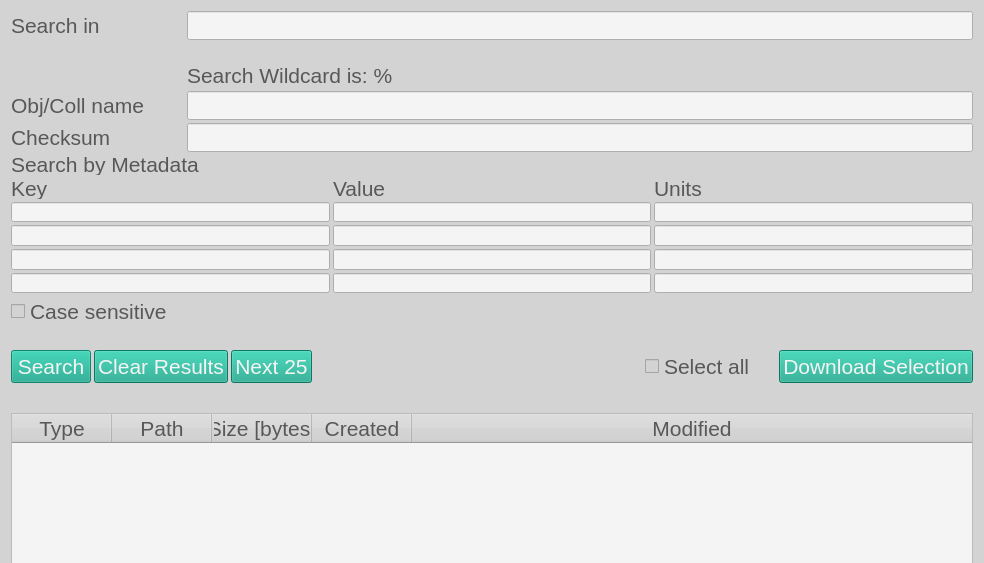
Before: the Qt Designer form ibridgesgui/ui_files/tabSearch.ui in iBridges-for-iRODS/iBridges-GUI, drawn with Qt 5.
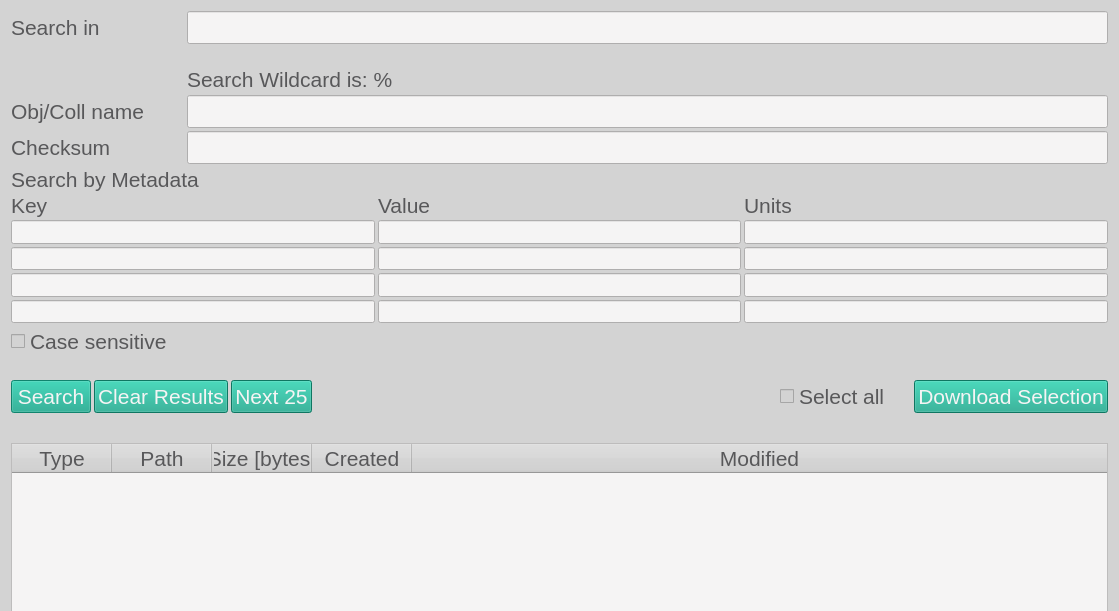
After: the same form once the commit is applied.

Commit message:
308 table layouts tab order (#309)
* resize infotab table

* resize synctab table

* updated searchtabs tab order

Patch:
```diff
--- a/ibridgesgui/ui_files/tabSearch.ui
+++ b/ibridgesgui/ui_files/tabSearch.ui
@@ -6,8 +6,8 @@
    <rect>
     <x>0</x>
     <y>0</y>
-    <width>984</width>
-    <height>563</height>
+    <width>1119</width>
+    <height>611</height>
    </rect>
   </property>
   <property name="minimumSize">
@@ -234,6 +234,7 @@
          <property name="font">
           <font>
            <pointsize>16</pointsize>
+           <weight>50</weight>
            <italic>false</italic>
            <bold>false</bold>
           </font>
@@ -254,6 +255,7 @@
          <property name="font">
           <font>
            <pointsize>16</pointsize>
+           <weight>50</weight>
            <italic>false</italic>
            <bold>false</bold>
           </font>
@@ -314,6 +316,7 @@
          <property name="font">
           <font>
            <pointsize>16</pointsize>
+           <weight>50</weight>
            <italic>false</italic>
            <bold>false</bold>
           </font>
```
Left out of the diff: 24 changed lines with no effect on the pictures. The commit also changes 2 other files.
